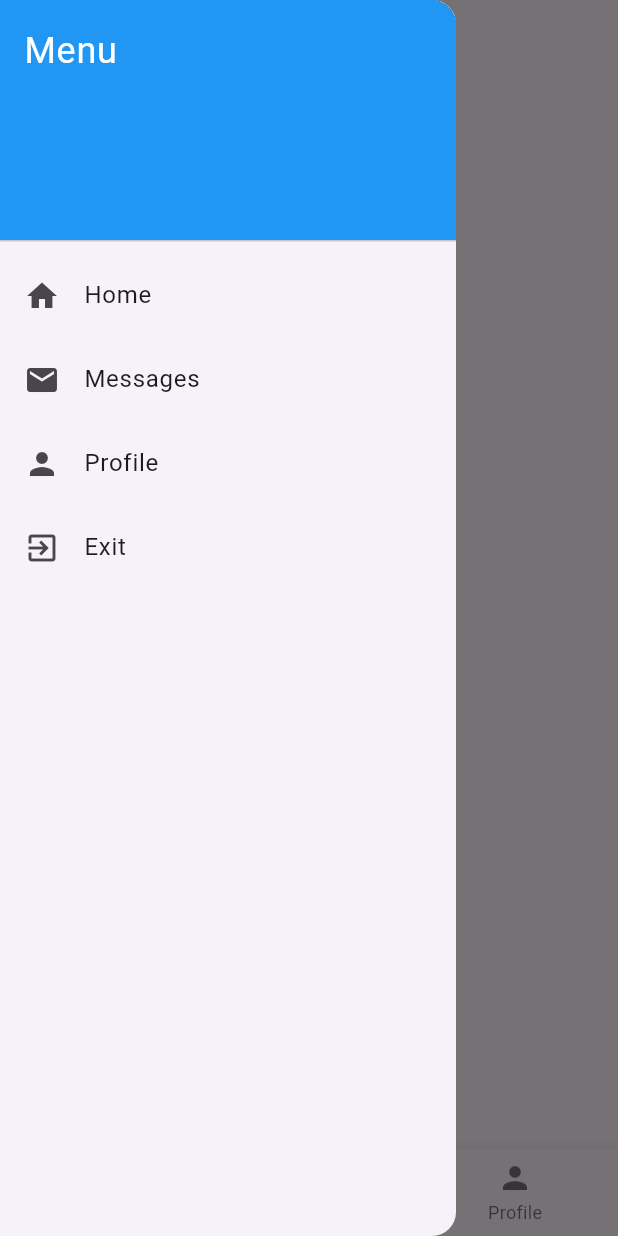
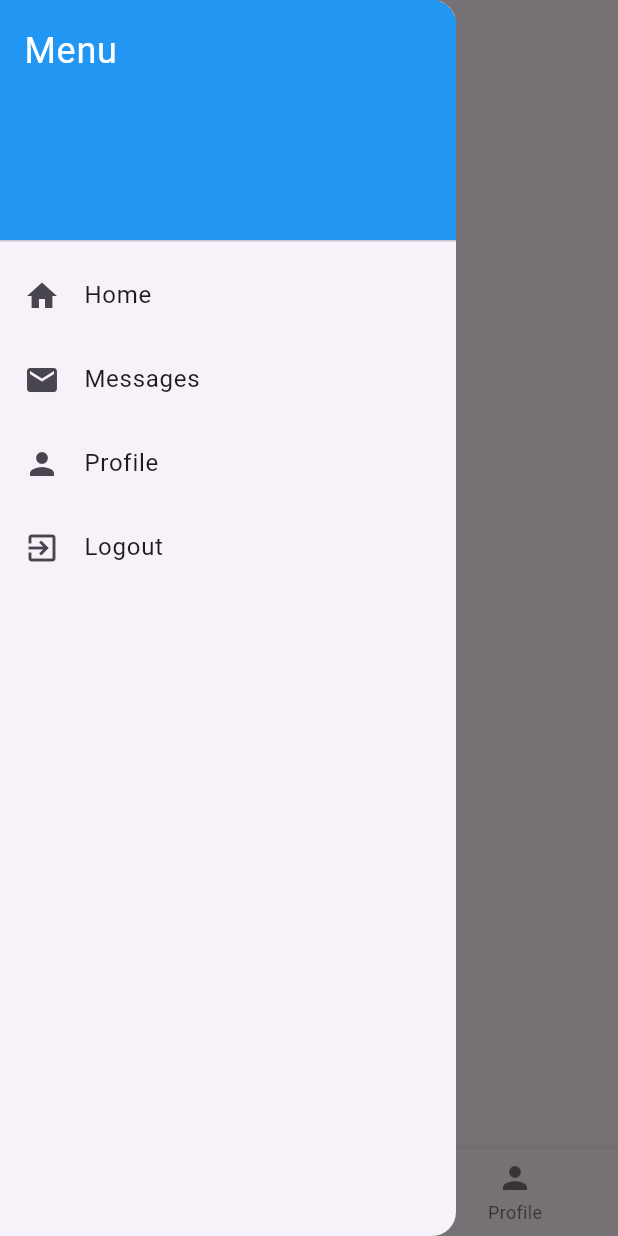
Before and after one commit to Takimoru/Project-aplikasi-mading, a Flutter app: the HomePage screen opened directly, item 2 of the bottom bar chosen, in the side drawer, after a tap on the "menu" icon, on a phone screen of 412 x 824 dp. Run offline on Flutter 3.47's test engine with Material 3 defaults, Android fonts, the phone set to English and light mode, and no system bars; our stand-ins replace shared_preferences; accounts and stored records are empty.

Commit message:
added session and finishing homepage

```diff
--- a/lib/homepage/homepage.dart
+++ b/lib/homepage/homepage.dart
@@ -1,5 +1,6 @@
 import 'package:flutter/material.dart';
-import 'package:flutter/services.dart';  // Import this for SystemNavigator.pop
+import 'package:shared_preferences/shared_preferences.dart';
+import 'package:revuemurale/login page/login page.dart';
 
 class HomePage extends StatefulWidget {
   @override
@@ -21,15 +22,24 @@ class _HomePageState extends State<HomePage> {
     });
   }
 
+  void _logout() async {
+    SharedPreferences prefs = await SharedPreferences.getInstance();
+    await prefs.setBool('isLoggedIn', false);
+    Navigator.pushReplacement(
+        context, MaterialPageRoute(builder: (context) => LoginPage()));
+  }
+
   @override
   Widget build(BuildContext context) {
     return Scaffold(
       appBar: AppBar(
-        title: Padding(
+        title: Center(
+          child: Padding(
             padding: const EdgeInsets.only(top: 16.0),
             child: Text(
               'RevueMurale',
               style: TextStyle(fontSize: 20, fontWeight: FontWeight.bold),
+            ),
           ),
         ),
         leading: Builder(
@@ -83,10 +93,8 @@ class _HomePageState extends State<HomePage> {
             ),
             ListTile(
               leading: Icon(Icons.exit_to_app),
-              title: Text('Exit'),
-              onTap: () {
-                SystemNavigator.pop();
-              },
+              title: Text('Logout'),
+              onTap: _logout,
             ),
           ],
         ),
@@ -122,15 +130,29 @@ class HomePageContent extends StatelessWidget {
         children: [
           Container(
             margin: EdgeInsets.all(10.0),
-            height: 200.0,
-            color: Colors.grey,
+            decoration: BoxDecoration(
+              color: Color(0xFFE0DDDD), // Background color set to hex E0DDDD
+              borderRadius: BorderRadius.circular(10.0),
+              boxShadow: [
+                BoxShadow(
+                  color: Colors.grey.withOpacity(0.5),
+                  spreadRadius: 2,
+                  blurRadius: 5,
+                  offset: Offset(0, 3), // changes position of shadow
+                ),
+              ],
+            ),
+            child: ClipRRect(
+              borderRadius: BorderRadius.circular(10.0),
               child: Image.asset(
                 'assets/images/suichan.jpg',
                 fit: BoxFit.cover,
               ),
             ),
+          ),
+
           Padding(
-            padding: const EdgeInsets.all(8.0),
+            padding: const EdgeInsets.all(10.0),
             child: Text(
               'Kabar Hari Ini',
               style: TextStyle(fontSize: 20, fontWeight: FontWeight.bold),
@@ -166,25 +188,45 @@ class HomePageContent extends StatelessWidget {
 
   Widget placeWidget({required String imageUrl, required String description}) {
     return Padding(
-      padding: const EdgeInsets.all(8.0),
+      padding: const EdgeInsets.all(10.0),
+      child: Container(
+        decoration: BoxDecoration(
+          color: Color(0xFFE0DDDD), // Background color set to hex E0DDDD
+          borderRadius: BorderRadius.circular(10.0),
+          boxShadow: [
+            BoxShadow(
+              color: Colors.grey.withOpacity(0.5),
+              spreadRadius: 2,
+              blurRadius: 5,
+              offset: Offset(0, 3), // changes position of shadow
+            ),
+          ],
+        ),
         child: Column(
           children: [
             Container(
-            height: 100,
-            color: Colors.grey,
+              height: 130,
+              child: ClipRRect(
+                borderRadius: BorderRadius.vertical(top: Radius.circular(8.0)),
                 child: Image.asset(
                   imageUrl,
                   fit: BoxFit.cover,
+                  width: double.infinity,
                 ),
               ),
-          SizedBox(height: 8.0),
-          Center(
+            ),
+            SizedBox(height: 1.0),
+            Padding(
+              padding: const EdgeInsets.all(1.0),
+              child: Center(
                 child: Text(
                   description,
                   textAlign: TextAlign.center,
                 ),
               ),
+            ),
           ],
+        ),
       ),
     );
   }
--- a/pubspec.yaml
+++ b/pubspec.yaml
@@ -31,6 +31,7 @@ dependencies:
   flutter:
     sdk: flutter
   cached_network_image: ^3.0.0
+  shared_preferences: ^2.0.6
 
   # The following adds the Cupertino Icons font to your application.
   # Use with the CupertinoIcons class for iOS style icons.
```
Also changed, not shown: lib/login page/login page.dart (+11 -8 lines), lib/main.dart (+30 -3 lines), pubspec.lock, 1 other file. Lines whose indentation alone changed are shown as unchanged.
